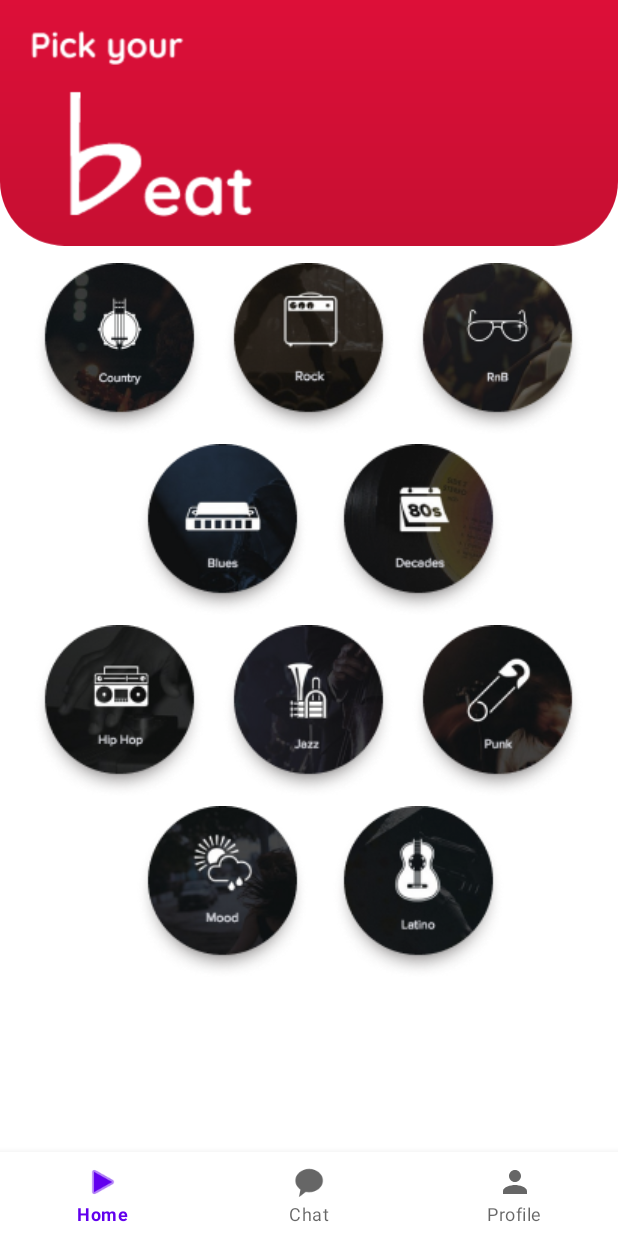
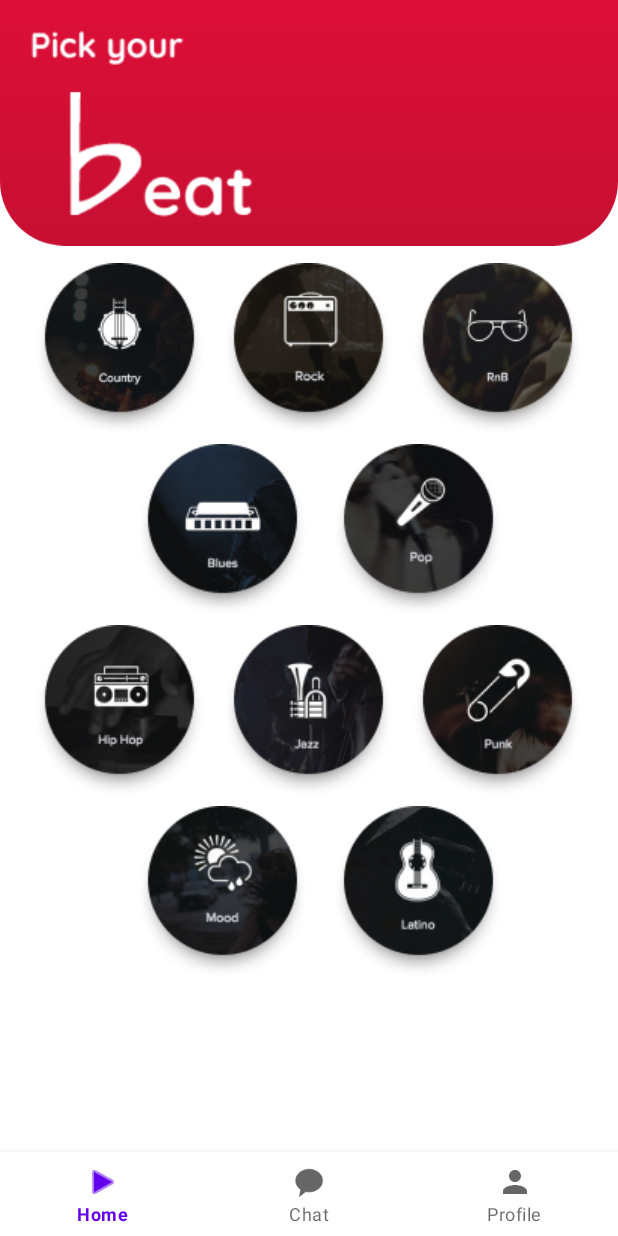
Before and after one commit to Jose-Codes/UniBeat, an Android app: the HomeFragment screen opened directly, with no data from a screen before it, on a phone screen of 412 x 824 dp. Run offline under Robolectric (Android 15) with nearby library versions, the phone set to English and light mode, and no system bars; our stand-ins replace Firebase (no records; nobody signed in at launch, a user with empty details on screens opened directly); libraries missing offline, so code that uses them is left out: com.google.firestore.v1, com.spotify.android, com.spotify.protocol.

Commit message:
Changed decade genre to pop.

```diff
--- a/app/src/main/res/layout/fragment_home.xml
+++ b/app/src/main/res/layout/fragment_home.xml
@@ -91,7 +91,7 @@
             android:layout_marginStart="15dp"
             android:background="@null"
             android:contentDescription="@string/genre"
-            android:src="@drawable/genredecades" />
+            android:src="@drawable/genrepop" />
 
     </LinearLayout>
 
```
Also changed, not shown: app/src/main/res/drawable-v24/genredecades.png (deleted), app/src/main/res/drawable/genrepop.png (added).
